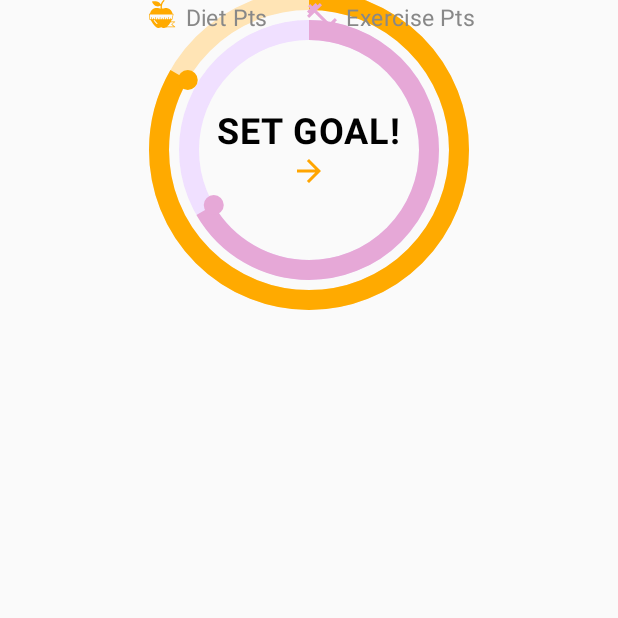
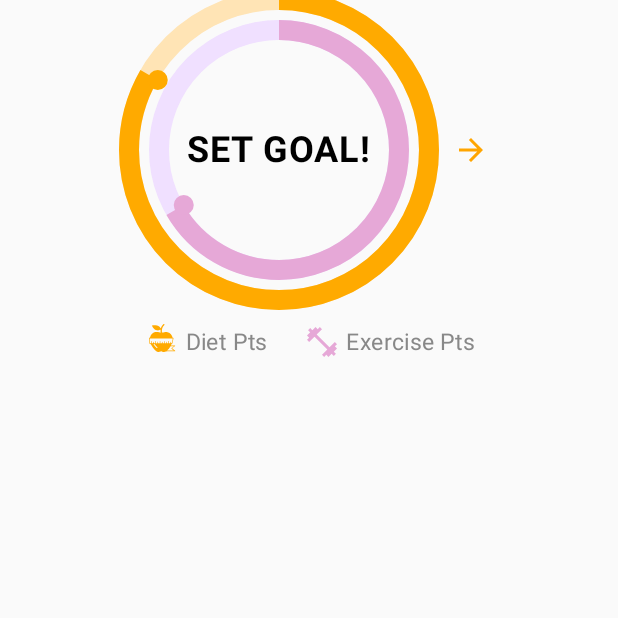
Before and after one commit to Ayush-Kotlin-Dev/Dietsnap, an Android app built with Jetpack Compose: the composable CircularProgressSection shown on its own in the app's theme, on a phone screen of 412 x 824 dp, the top half of it. Run offline under Robolectric (Android 15) with nearby library versions, the phone set to English and light mode, and no system bars.

Commit message:
Fix the arrow towards the end of the screen

```diff
--- a/app/src/main/java/com/ayush/dietsnap/presentation/screens/home1/ActivityScreen.kt
+++ b/app/src/main/java/com/ayush/dietsnap/presentation/screens/home1/ActivityScreen.kt
@@ -19,18 +19,10 @@ import androidx.compose.foundation.shape.CircleShape
 import androidx.compose.foundation.shape.RoundedCornerShape
 import androidx.compose.material.icons.Icons
 import androidx.compose.material.icons.filled.ArrowForward
-import androidx.compose.material.icons.filled.BarChart
-import androidx.compose.material.icons.filled.Home
-import androidx.compose.material.icons.filled.List
-import androidx.compose.material.icons.filled.Menu
-import androidx.compose.material.icons.filled.Notifications
-import androidx.compose.material.icons.filled.Person
-import androidx.compose.material.icons.filled.PhotoCamera
 import androidx.compose.material3.Card
 import androidx.compose.material3.CardDefaults
 import androidx.compose.material3.CircularProgressIndicator
 import androidx.compose.material3.Icon
-import androidx.compose.material3.Surface
 import androidx.compose.material3.Text
 import androidx.compose.runtime.Composable
 import androidx.compose.ui.Alignment
@@ -39,7 +31,6 @@ import androidx.compose.ui.geometry.Offset
 import androidx.compose.ui.geometry.Size
 import androidx.compose.ui.graphics.Color
 import androidx.compose.ui.graphics.drawscope.Stroke
-import androidx.compose.ui.graphics.vector.ImageVector
 import androidx.compose.ui.layout.ContentScale
 import androidx.compose.ui.res.painterResource
 import androidx.compose.ui.text.font.FontWeight
@@ -146,8 +137,16 @@ fun TodaySection() {
 
 @Composable
 fun CircularProgressSection() {
+    Column(
+        modifier = Modifier.fillMaxWidth(),
+        horizontalAlignment = Alignment.CenterHorizontally
+    ) {
+        Row(
+            verticalAlignment = Alignment.CenterVertically,
+            horizontalArrangement = Arrangement.Center
+        ) {
             Box(
-        modifier = Modifier.fillMaxWidth(),
+                modifier = Modifier.size(200.dp),
                 contentAlignment = Alignment.Center
             ) {
                 Canvas(modifier = Modifier.size(200.dp)) {
@@ -226,13 +225,15 @@ fun CircularProgressSection() {
                         fontWeight = FontWeight.Bold,
                         color = Color.Black
                     )
+                }
+            }
+            Spacer(modifier = Modifier.width(16.dp))
             Icon(
-                Icons.Default.ArrowForward,
+                imageVector = Icons.Default.ArrowForward,
                 contentDescription = "Set Goal",
                 tint = Color(0xFFFFA500),
                 modifier = Modifier.size(24.dp)
             )
-        }
         }
         Spacer(modifier = Modifier.height(16.dp))
         Row(
@@ -250,6 +251,7 @@ fun CircularProgressSection() {
                 label = "Exercise Pts",
                 color = Color(0xFFE6A8D7)
             )
+        }
     }
 }
 
@@ -270,6 +272,7 @@ fun ProgressLabel(icon: Int, label: String, color: Color) {
         )
     }
 }
+
 @Composable
 fun AdditionalPointsSection(homeData: HomePage) {
     Column(modifier = Modifier.fillMaxWidth()) {
@@ -333,6 +336,7 @@ fun AdditionalPointItem(
         )
     }
 }
+
 @Composable
 fun YourGoalsSection(homeData: HomePage) {
     Text(
```
Lines whose indentation alone changed are shown as unchanged.
